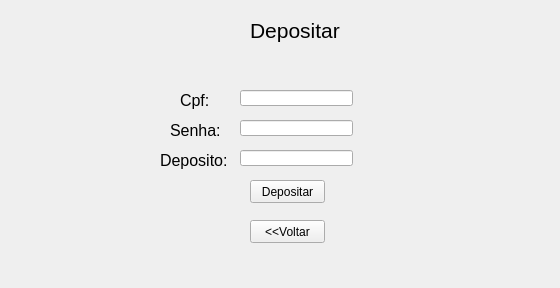
The window that Telas_Ui/depositar.ui (Silveryto/Banco-POOII) describes before a commit, drawn with Qt 5.
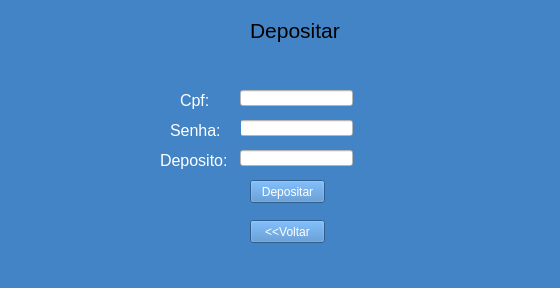
The same window after the commit.

What changed in the file:
```diff
--- a/Telas_Ui/depositar.ui
+++ b/Telas_Ui/depositar.ui
@@ -13,6 +13,9 @@
   <property name="windowTitle">
    <string>Form</string>
   </property>
+  <property name="styleSheet">
+   <string notr="true">background-color: rgb(66, 132, 198)</string>
+  </property>
   <widget class="QLabel" name="label_4">
    <property name="geometry">
     <rect>
@@ -40,6 +43,9 @@
      <height>23</height>
     </rect>
    </property>
+   <property name="styleSheet">
+    <string notr="true">color: rgb(255, 255, 255)</string>
+   </property>
    <property name="text">
     <string>Depositar</string>
    </property>
@@ -53,6 +59,9 @@
      <height>16</height>
     </rect>
    </property>
+   <property name="styleSheet">
+    <string notr="true">background-color: rgb(255, 255, 255)</string>
+   </property>
    <property name="text">
     <string/>
    </property>
@@ -71,6 +80,9 @@
      <pointsize>12</pointsize>
     </font>
    </property>
+   <property name="styleSheet">
+    <string notr="true">color: rgb(255, 255, 255)</string>
+   </property>
    <property name="text">
     <string>Deposito:</string>
    </property>
@@ -84,6 +96,9 @@
      <height>16</height>
     </rect>
    </property>
+   <property name="styleSheet">
+    <string notr="true">background-color: rgb(255, 255, 255)</string>
+   </property>
    <property name="text">
     <string/>
    </property>
@@ -102,6 +117,9 @@
      <pointsize>12</pointsize>
     </font>
    </property>
+   <property name="styleSheet">
+    <string notr="true">color: rgb(255, 255, 255)</string>
+   </property>
    <property name="text">
     <string>Senha:</string>
    </property>
@@ -115,6 +133,9 @@
      <height>16</height>
     </rect>
    </property>
+   <property name="styleSheet">
+    <string notr="true">background-color: rgb(255, 255, 255)</string>
+   </property>
    <property name="text">
     <string/>
    </property>
@@ -133,6 +154,9 @@
      <pointsize>12</pointsize>
     </font>
    </property>
+   <property name="styleSheet">
+    <string notr="true">color: rgb(255, 255, 255)</string>
+   </property>
    <property name="text">
     <string>Cpf:</string>
    </property>
@@ -146,6 +170,9 @@
      <height>23</height>
     </rect>
    </property>
+   <property name="styleSheet">
+    <string notr="true">color: rgb(255, 255, 255)</string>
+   </property>
    <property name="text">
     <string>&lt;&lt;Voltar</string>
    </property>
```
